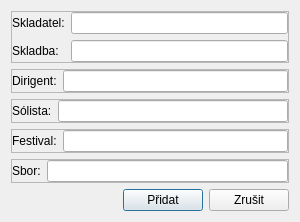
Qt form dialogedit.ui (osense/fb-archive) before a commit.
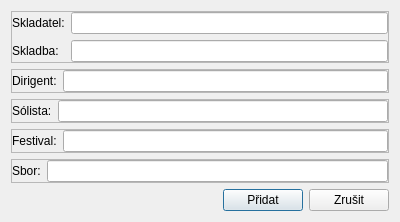
The same form after that commit. Icons and pictures are not drawn.

Diff of the .ui file:
```diff
--- a/dialogedit.ui
+++ b/dialogedit.ui
@@ -6,13 +6,13 @@
    <rect>
     <x>0</x>
     <y>0</y>
-    <width>300</width>
+    <width>400</width>
     <height>210</height>
    </rect>
   </property>
   <property name="minimumSize">
    <size>
-    <width>300</width>
+    <width>400</width>
     <height>0</height>
    </size>
   </property>
```
